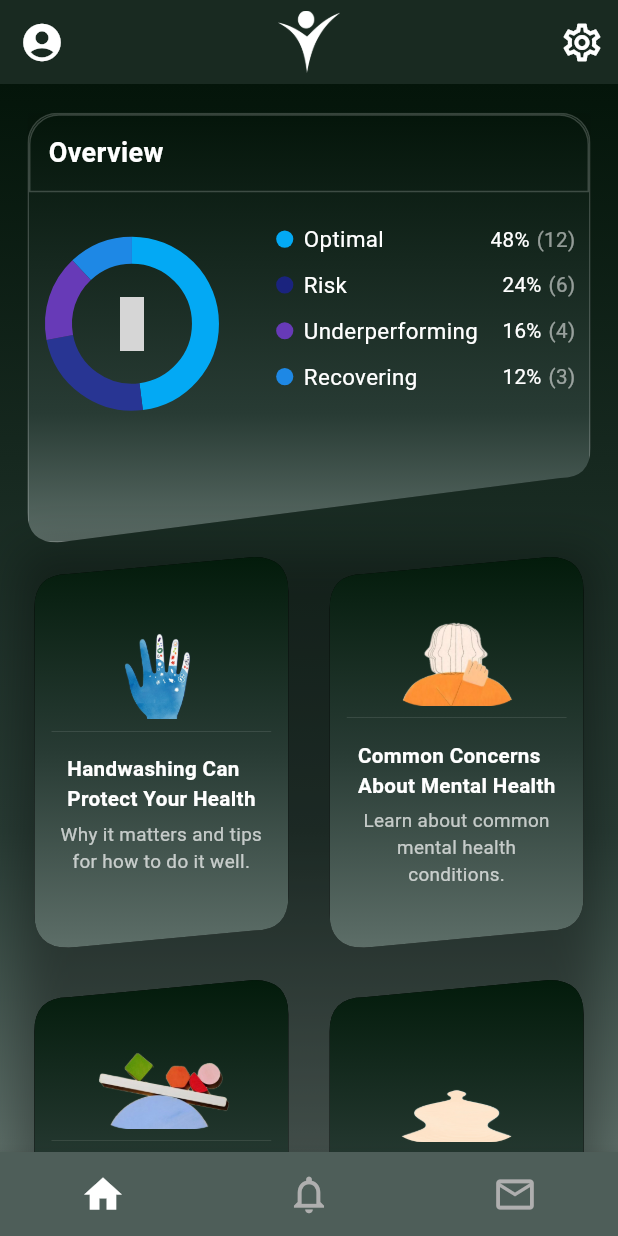
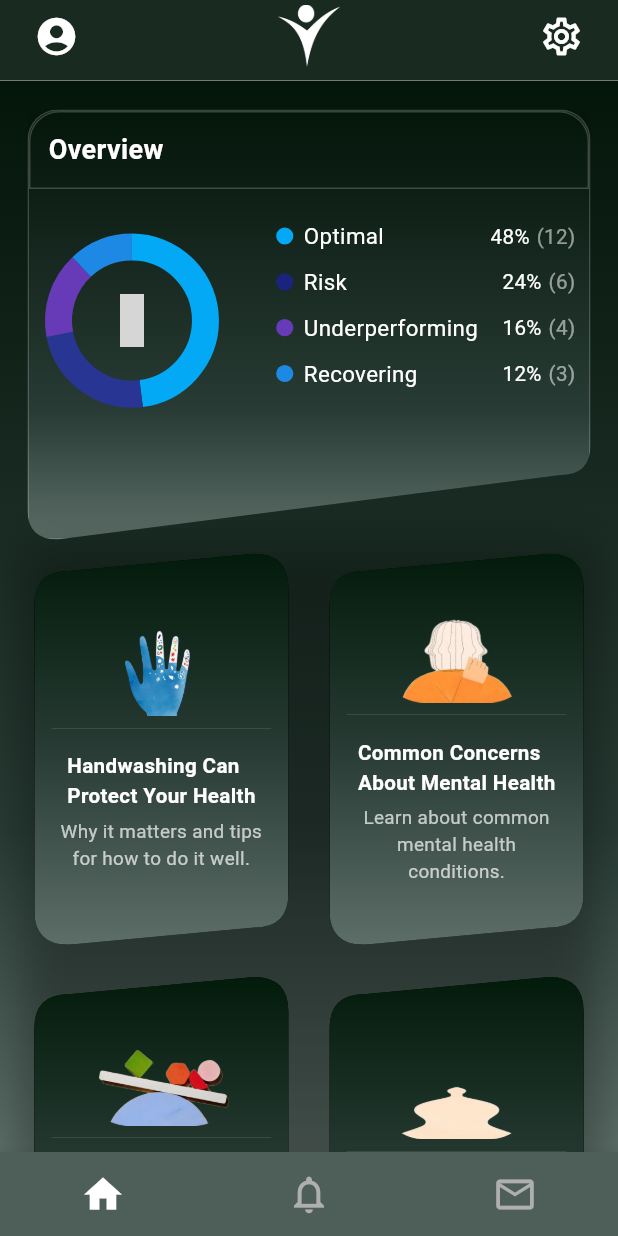
Before and after one commit to AmmarAyman108/optikick-app, a Flutter app: the screen it shows after launch, on a phone screen of 412 x 824 dp. Run offline on Flutter 3.47's test engine with Material 3 defaults, Android fonts, the light colour scheme and no system bars; drawn by our look-alikes of fl_chart; our stand-ins replace flutter_bloc, flutter_screenutil, material_symbols_icons; grey boxes are pictures that could not be loaded.

Commit message:
Refactor BottomNavView and CustomAppBar layout to improve structure and add padding

```diff
--- a/lib/features/bottom_nav/presentation/views/bottom_nav_view.dart
+++ b/lib/features/bottom_nav/presentation/views/bottom_nav_view.dart
@@ -1,5 +1,6 @@
 import 'package:flutter/material.dart';
 import 'package:flutter_bloc/flutter_bloc.dart';
+import 'package:optikick/core/utils/colors.dart';
 import 'package:optikick/features/bottom_nav/presentation/cubit/bottom_nav_cubit.dart';
 import 'package:optikick/features/bottom_nav/presentation/views/widgets/custom_app_bar.dart';
 import 'package:optikick/features/bottom_nav/presentation/views/widgets/custom_drawer.dart';
@@ -13,8 +14,16 @@ class BottomNavView extends StatelessWidget {
       builder: (context, state) {
         final cubit = BlocProvider.of<BottomNavCubit>(context);
         return Scaffold(
-          appBar: CustomAppBar(currentIndex: cubit.currentIndex),
-          body: cubit.screens[cubit.currentIndex],
+          body: Column(
+            children: [
+              Container(
+                color: ColorsManager.backgroundColor,
+                height: MediaQuery.of(context).padding.top,
+              ),
+              CustomAppBar(currentIndex: cubit.currentIndex),
+              Expanded(child: cubit.screens[cubit.currentIndex]),
+            ],
+          ),
           bottomNavigationBar: BottomNavigationBar(
             type: BottomNavigationBarType.fixed,
             selectedItemColor: Colors.white,
--- a/lib/features/bottom_nav/presentation/views/widgets/custom_app_bar.dart
+++ b/lib/features/bottom_nav/presentation/views/widgets/custom_app_bar.dart
@@ -3,7 +3,7 @@ import 'package:flutter_screenutil/flutter_screenutil.dart';
 import 'package:optikick/core/utils/colors.dart';
 import 'package:optikick/core/utils/strings.dart';
 
-class CustomAppBar extends StatelessWidget implements PreferredSizeWidget {
+class CustomAppBar extends StatelessWidget {
   const CustomAppBar({
     super.key,
     required this.currentIndex,
@@ -13,35 +13,16 @@ class CustomAppBar extends StatelessWidget implements PreferredSizeWidget {
 
   @override
   Widget build(BuildContext context) {
-    return AppBar(
-      centerTitle: true,
-      backgroundColor: ColorsManager.backgroundColor,
-      title: currentIndex == 0
-          ? SizedBox(
-              height: 35.h,
-              child: Image.asset(StringManager.homeIcon),
-            )
-          : Text(
-              currentIndex == 1 ? "Notifications" : "Messages",
-              style: TextStyle(
-                fontSize: 20.sp,
-                color: ColorsManager.realWhiteColor,
-              ),
-            ),
-      actions: [
-        IconButton(
-          icon: const Icon(
-            Icons.settings_outlined,
-            color: ColorsManager.realWhiteColor,
-            size: 30,
-          ),
-          tooltip: 'settings',
-          onPressed: () {
-            // Handle notifications
-          },
-        ),
-      ],
-      leading: Builder(
+    return Container(
+      color: ColorsManager.backgroundColor,
+      child: Column(
+        children: [
+          Padding(
+            padding: EdgeInsets.fromLTRB(12.w, 0, 12.w, 5.h),
+            child: Row(
+              mainAxisAlignment: MainAxisAlignment.spaceBetween,
+              children: [
+                Builder(
                   builder: (BuildContext context) {
                     return IconButton(
                       icon: const Icon(
@@ -56,9 +37,42 @@ class CustomAppBar extends StatelessWidget implements PreferredSizeWidget {
                     );
                   },
                 ),
+                Expanded(
+                  child: Center(
+                      child: currentIndex == 0
+                          ? SizedBox(
+                              height: 35.h,
+                              child: Image.asset(StringManager.homeIcon),
+                            )
+                          : Text(
+                              currentIndex == 1 ? "Notifications" : "Messages",
+                              style: TextStyle(
+                                fontSize: 20.sp,
+                                color: ColorsManager.realWhiteColor,
+                              ),
+                            )),
+                ),
+                IconButton(
+                  icon: const Icon(
+                    Icons.settings_outlined,
+                    color: ColorsManager.realWhiteColor,
+                    size: 30,
+                  ),
+                  tooltip: 'settings',
+                  onPressed: () {
+                    // Handle notifications
+                  },
+                ),
+              ],
+            ),
+          ),
+          Divider(
+            color: const Color.fromARGB(255, 145, 145, 145),
+            thickness: .5,
+            height: 0,
+          )
+        ],
+      ),
     );
   }
-
-  @override
-  Size get preferredSize => Size.fromHeight(kToolbarHeight);
 }
```
Lines whose indentation alone changed are shown as unchanged.
